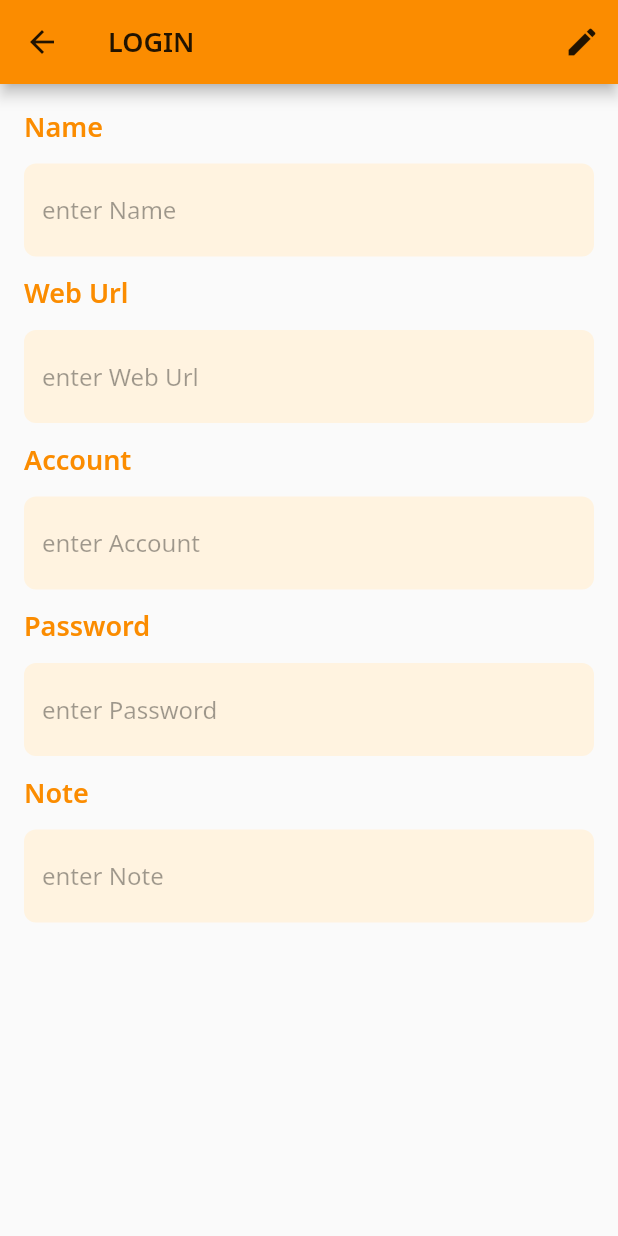
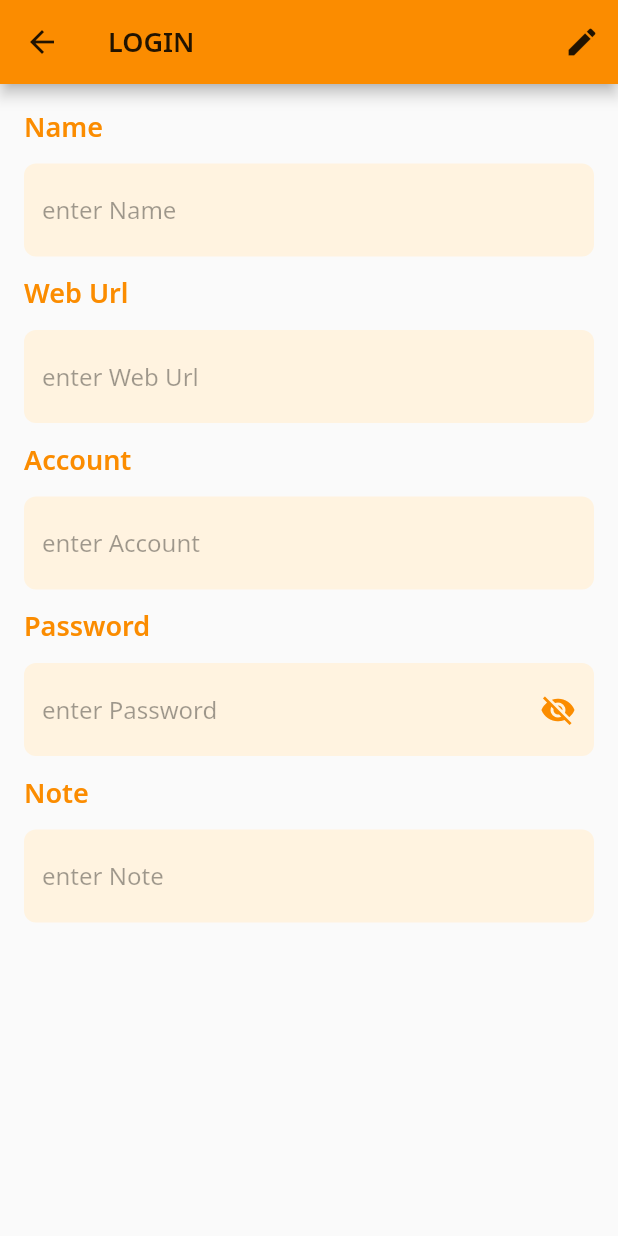
Before and after one commit to s00001sam/Go-Go-Password, a Flutter app: the LoginInfoContentPage screen opened directly with empty values, on a phone screen of 412 x 824 dp. Run offline on Flutter 3.47's test engine with Material 2 defaults, Android fonts, the light colour scheme and no system bars; our stand-ins replace cached_network_image, flutter_riverpod, go_router, google_fonts, isar; accounts and stored records are empty; generated files the repository leaves out were written again.

Commit message:
Add password visibility toggle in BaseInput field

```diff
--- a/lib/view/common.dart
+++ b/lib/view/common.dart
@@ -93,6 +93,7 @@ class BaseInput extends StatelessWidget {
   final FocusNode? focusNode;
   final bool isMultiLine;
   final bool isEnabled;
+  final bool isPassword;
   final TextEditingController textController;
   final Function(String)? onInputChanged;
 
@@ -103,6 +104,7 @@ class BaseInput extends StatelessWidget {
     this.focusNode,
     this.isMultiLine = false,
     required this.isEnabled,
+    this.isPassword = false,
     required this.textController,
     this.onInputChanged,
     Key? key,
@@ -127,6 +129,7 @@ class BaseInput extends StatelessWidget {
           focusNode: focusNode,
           isMultiLine: isMultiLine,
           isEnabled: isEnabled,
+          isPassword: isPassword,
           textController: textController,
           onInputChanged: onInputChanged,
         ),
@@ -142,6 +145,7 @@ class BaseInputTextField extends StatefulWidget {
   final FocusNode? focusNode;
   final bool isMultiLine;
   final bool isEnabled;
+  final bool isPassword;
   final TextEditingController textController;
   final Function(String)? onInputChanged;
 
@@ -151,6 +155,7 @@ class BaseInputTextField extends StatefulWidget {
     this.focusNode,
     required this.isMultiLine,
     required this.isEnabled,
+    required this.isPassword,
     required this.textController,
     required this.onInputChanged,
     Key? key,
@@ -162,9 +167,11 @@ class BaseInputTextField extends StatefulWidget {
 
 class _BaseInputTextFieldState extends State<BaseInputTextField> {
   late final TextEditingController _myController = widget.textController;
+  bool _passwordVisible = false;
 
   @override
   void initState() {
+    _passwordVisible = false;
     _myController.addListener(() {
       var input = _myController.text;
       debugPrint('input = $input');
@@ -202,8 +209,30 @@ class _BaseInputTextFieldState extends State<BaseInputTextField> {
       ),
     );
     var maxLines = widget.isMultiLine ? null : 1;
+    var isTextVisible = !widget.isPassword || _passwordVisible;
+    var passwordSuffix = const Icon(
+      Icons.visibility,
+      color: Colors.transparent,
+    );
+    var passwordEyeButtonOrEmpty = widget.isPassword
+        ? IconButton(
+            icon: Icon(
+              _passwordVisible ? Icons.visibility : Icons.visibility_off,
+              color: theme.colorScheme.primary,
+            ),
+            onPressed: () {
+              setState(() {
+                _passwordVisible = !_passwordVisible;
+              });
+            },
+            splashColor: Colors.transparent,
+          )
+        : const SizedBox();
 
-    return TextField(
+    return Stack(
+      alignment: Alignment.centerRight,
+      children: [
+        TextField(
           decoration: InputDecoration(
             border: normalBorder,
             hintText: widget.hint,
@@ -214,6 +243,7 @@ class _BaseInputTextFieldState extends State<BaseInputTextField> {
             filled: true,
             focusedBorder: focusBorder,
             enabledBorder: enableBorder,
+            suffixIcon: widget.isPassword ? passwordSuffix : const SizedBox(),
           ),
           style: theme.textTheme.bodyLarge?.copyWith(
             color: theme.colorScheme.primary,
@@ -222,6 +252,11 @@ class _BaseInputTextFieldState extends State<BaseInputTextField> {
           enabled: widget.isEnabled,
           maxLines: maxLines,
           focusNode: widget.focusNode,
+          obscureText: !isTextVisible,
+          enableInteractiveSelection: false,
+        ),
+        passwordEyeButtonOrEmpty,
+      ],
     );
   }
 }
--- a/lib/view/loginInfo/login_info_content_page.dart
+++ b/lib/view/loginInfo/login_info_content_page.dart
@@ -203,6 +203,7 @@ class LoginInfoContentBody extends ConsumerWidget {
               hint: stringRes.input_hint(passwordStr),
               // defaultText: loginInfo.password,
               isEnabled: isEditing,
+              isPassword: true,
               textController: passwordController,
             ),
             const SizedBox(height: 12.0),
```
Also changed, not shown: 2 other files. Lines whose indentation alone changed are shown as unchanged.
